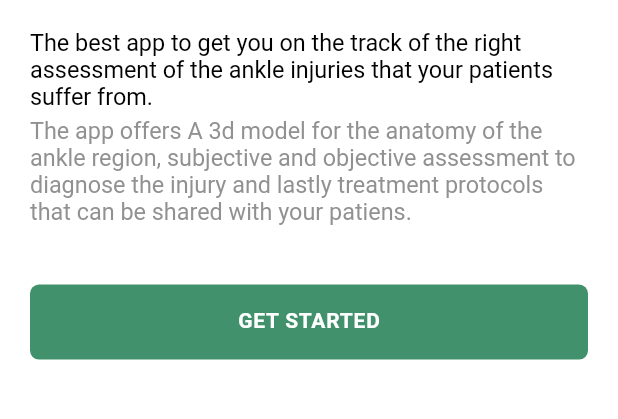
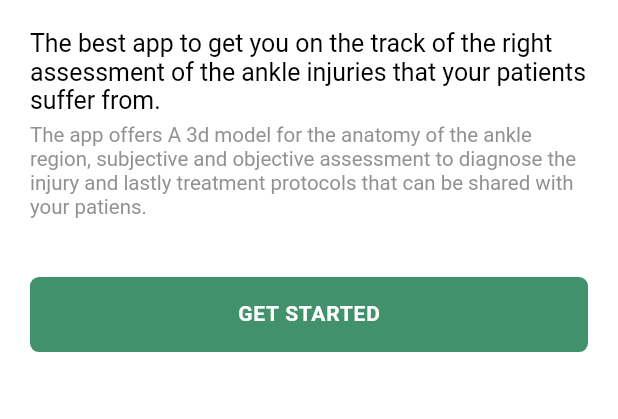
Before and after one commit to YoussifTaha/ankle_assess_app, a Flutter app: the screen it shows after launch, on a phone screen of 412 x 824 dp, the part 582-1001 px from its top. Run offline on Flutter 3.47's test engine with Material 3 defaults, Android fonts, the phone set to English and light mode, and no system bars; our stand-ins replace flutter_screenutil.

Commit message:
- corrected tha naming of the ankle image file - corrected the font size of the texts in the onBoarding screen

```diff
--- a/lib/features/onBoarding/ui/screens/onboarding_screen.dart
+++ b/lib/features/onBoarding/ui/screens/onboarding_screen.dart
@@ -7,7 +7,7 @@ import '../../../../core/routing/routes.dart';
 import '../../../../core/theming/colors.dart';
 import '../../../../core/theming/styles_manager.dart';
 import '../../../../core/widgets/widgets.dart';
-import '../widgets/player_image.dart';
+import '../widgets/ankle_image.dart';
 
 class OnBoardingScreen extends StatelessWidget {
   const OnBoardingScreen({Key? key}) : super(key: key);
@@ -46,7 +46,7 @@ class OnBoardingScreen extends StatelessWidget {
                         style: getRegularStyle(
                           color: Colors.black,
                           textHeight: 1.2.h,
-                          fontSize: 16.sp,
+                          fontSize: 17.sp,
                         ),
                       ),
                       verticalSpace(5),
@@ -55,7 +55,7 @@ class OnBoardingScreen extends StatelessWidget {
                         style: getRegularStyle(
                           color: ColorManger.regularGrey.withOpacity(0.8),
                           textHeight: 1.2.h,
-                          fontSize: 16.sp,
+                          fontSize: 14.sp,
                         ),
                       ),
                       verticalSpace(40),
```
Also changed, not shown: lib/features/onBoarding/ui/widgets/ankle_image.dart (renamed from lib/features/onBoarding/ui/widgets/player_image.dart).
